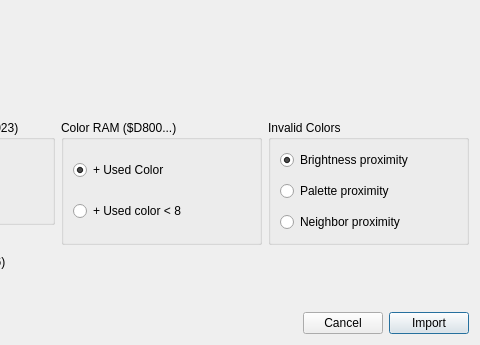
This is src/importkoaladialog.ui in ricardoquesada/vchar64 as Qt 5 draws it before an edit; both pictures show x 196 to 676 and y 171 to 516 of the 676 by 516 pixel window. The edited form follows.
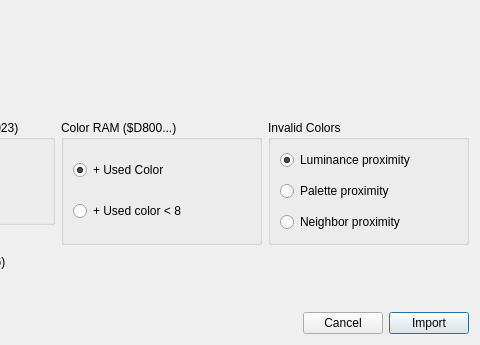
This is the edited form. Custom widgets are drawn as their Qt base class.

Commit message: it is luminance, not brightness

```diff
--- a/src/importkoaladialog.ui
+++ b/src/importkoaladialog.ui
@@ -202,7 +202,7 @@
         <item>
          <widget class="QRadioButton" name="radioButtonBrightness">
           <property name="text">
-           <string>Brightness proximity</string>
+           <string>Luminance proximity</string>
           </property>
           <property name="checked">
            <bool>true</bool>
```
Left out of the diff: 2 changed lines with no effect on the pictures. The commit also changes 2 other files.
